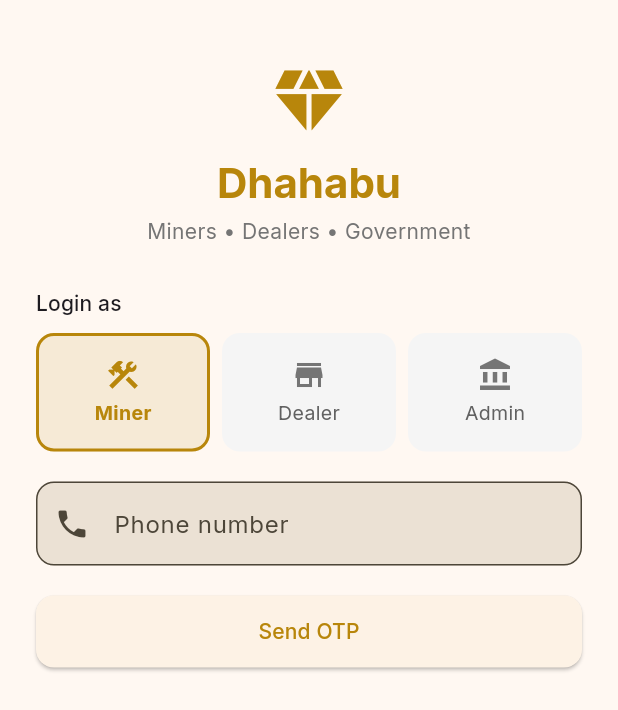
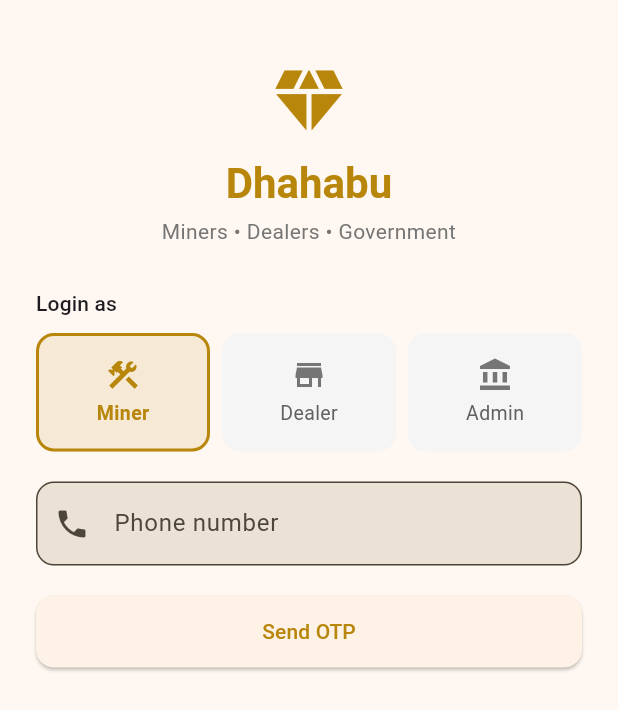
Before and after one commit to maziku-stack/dhahabu-App, a Flutter app: the screen it shows after launch, on a phone screen of 412 x 824 dp. Shown: the top 710 px of the screen. Run offline on Flutter 3.47's test engine with Material 3 defaults, Android fonts, the phone set to English and light mode, and no system bars; our stand-ins replace shared_preferences; accounts and stored records are empty; network calls fail.

Commit message:
changing the font from google fonts

```diff
--- a/mobile/lib/main.dart
+++ b/mobile/lib/main.dart
@@ -1,6 +1,5 @@
 import 'package:flutter/material.dart';
 import 'package:provider/provider.dart';
-import 'package:google_fonts/google_fonts.dart';
 import 'providers/auth_provider.dart';
 import 'screens/splash_screen.dart';
 import 'screens/login_screen.dart';
@@ -28,7 +27,7 @@ class DhahabuApp extends StatelessWidget {
             secondary: const Color(0xFF1A1A2E),
             brightness: Brightness.light,
           ),
-          textTheme: GoogleFonts.interTextTheme(),
+          textTheme: ThemeData.light().textTheme,
           useMaterial3: true,
           appBarTheme: const AppBarTheme(centerTitle: true, elevation: 0),
           inputDecorationTheme: InputDecorationTheme(
```
